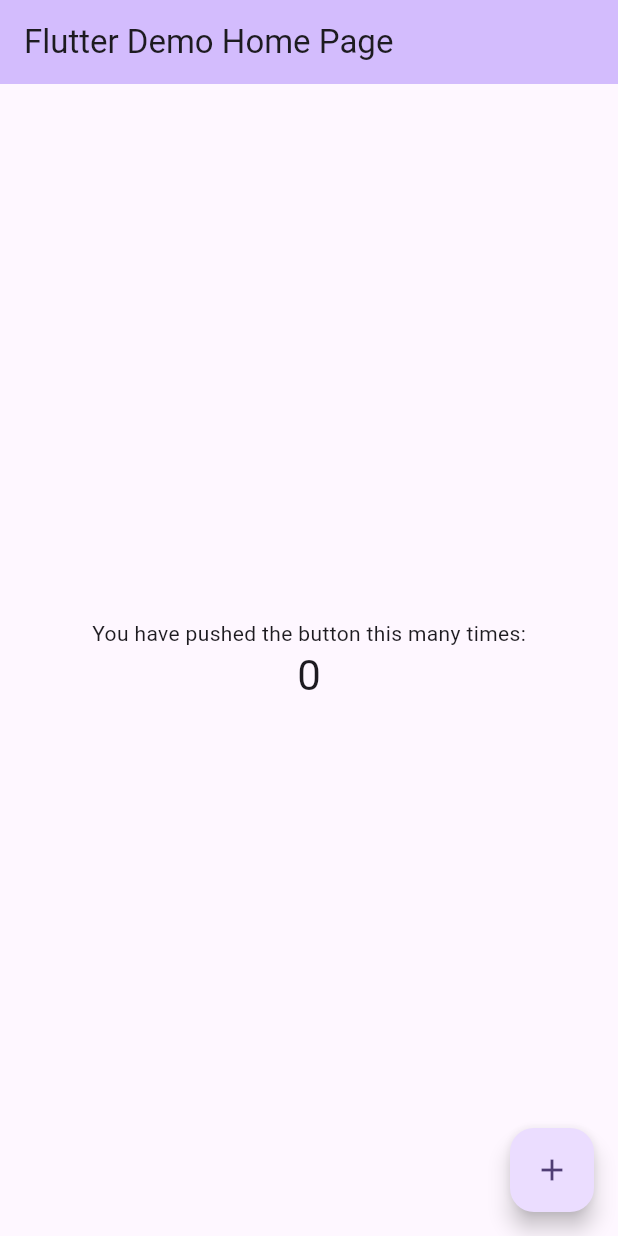
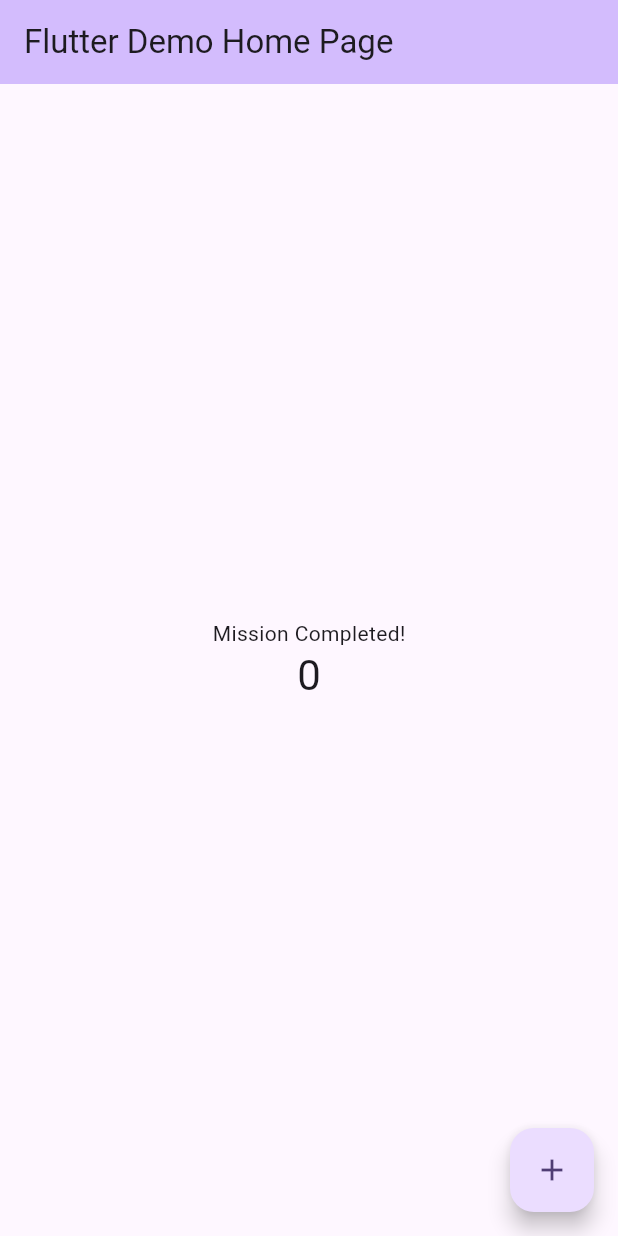
Before and after one commit to railgun-0402/Todo_Flutter, a Flutter app: the screen it shows after launch, on a phone screen of 412 x 824 dp. Run offline on Flutter 3.47's test engine with Material 3 defaults, Android fonts, the phone set to English and light mode, and no system bars.

Commit message:
TODO flatter改修 ・メイン画面の文言を変更

```diff
--- a/lib/main.dart
+++ b/lib/main.dart
@@ -7,27 +7,11 @@ void main() {
 class MyApp extends StatelessWidget {
   const MyApp({super.key});
 
-  // This widget is the root of your application.
   @override
   Widget build(BuildContext context) {
     return MaterialApp(
       title: 'Flutter Demo',
       theme: ThemeData(
-        // This is the theme of your application.
-        //
-        // TRY THIS: Try running your application with "flutter run". You'll see
-        // the application has a blue toolbar. Then, without quitting the app,
-        // try changing the seedColor in the colorScheme below to Colors.green
-        // and then invoke "hot reload" (save your changes or press the "hot
-        // reload" button in a Flutter-supported IDE, or press "r" if you used
-        // the command line to start the app).
-        //
-        // Notice that the counter didn't reset back to zero; the application
-        // state is not lost during the reload. To reset the state, use hot
-        // restart instead.
-        //
-        // This works for code too, not just values: Most code changes can be
-        // tested with just a hot reload.
         colorScheme: ColorScheme.fromSeed(seedColor: Colors.deepPurple),
         useMaterial3: true,
       ),
@@ -38,16 +22,6 @@ class MyApp extends StatelessWidget {
 
 class MyHomePage extends StatefulWidget {
   const MyHomePage({super.key, required this.title});
-
-  // This widget is the home page of your application. It is stateful, meaning
-  // that it has a State object (defined below) that contains fields that affect
-  // how it looks.
-
-  // This class is the configuration for the state. It holds the values (in this
-  // case the title) provided by the parent (in this case the App widget) and
-  // used by the build method of the State. Fields in a Widget subclass are
-  // always marked "final".
-
   final String title;
 
   @override
@@ -59,54 +33,23 @@ class _MyHomePageState extends State<MyHomePage> {
 
   void _incrementCounter() {
     setState(() {
-      // This call to setState tells the Flutter framework that something has
-      // changed in this State, which causes it to rerun the build method below
-      // so that the display can reflect the updated values. If we changed
-      // _counter without calling setState(), then the build method would not be
-      // called again, and so nothing would appear to happen.
       _counter++;
     });
   }
 
   @override
   Widget build(BuildContext context) {
-    // This method is rerun every time setState is called, for instance as done
-    // by the _incrementCounter method above.
-    //
-    // The Flutter framework has been optimized to make rerunning build methods
-    // fast, so that you can just rebuild anything that needs updating rather
-    // than having to individually change instances of widgets.
     return Scaffold(
       appBar: AppBar(
-        // TRY THIS: Try changing the color here to a specific color (to
-        // Colors.amber, perhaps?) and trigger a hot reload to see the AppBar
-        // change color while the other colors stay the same.
         backgroundColor: Theme.of(context).colorScheme.inversePrimary,
-        // Here we take the value from the MyHomePage object that was created by
-        // the App.build method, and use it to set our appbar title.
         title: Text(widget.title),
       ),
       body: Center(
-        // Center is a layout widget. It takes a single child and positions it
-        // in the middle of the parent.
         child: Column(
-          // Column is also a layout widget. It takes a list of children and
-          // arranges them vertically. By default, it sizes itself to fit its
-          // children horizontally, and tries to be as tall as its parent.
-          //
-          // Column has various properties to control how it sizes itself and
-          // how it positions its children. Here we use mainAxisAlignment to
-          // center the children vertically; the main axis here is the vertical
-          // axis because Columns are vertical (the cross axis would be
-          // horizontal).
-          //
-          // TRY THIS: Invoke "debug painting" (choose the "Toggle Debug Paint"
-          // action in the IDE, or press "p" in the console), to see the
-          // wireframe for each widget.
           mainAxisAlignment: MainAxisAlignment.center,
           children: <Widget>[
             const Text(
-              'You have pushed the button this many times:',
+              'Mission Completed!',
             ),
             Text(
               '$_counter',
```
Also changed, not shown: pubspec.lock.
